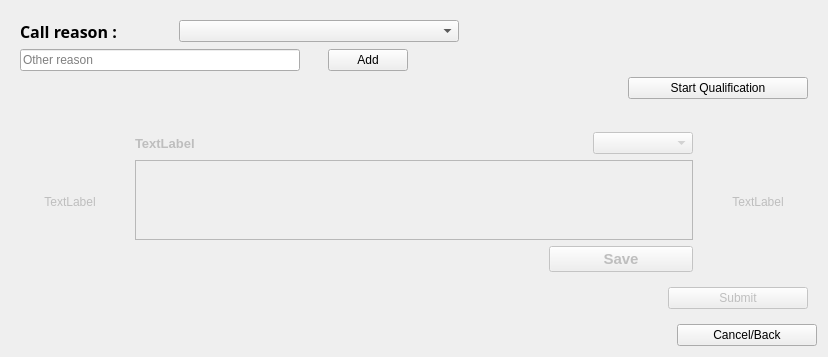
Before: the Qt Designer form ui/newqalif.ui in YassineBaghdadi/QM, drawn with Qt 5.
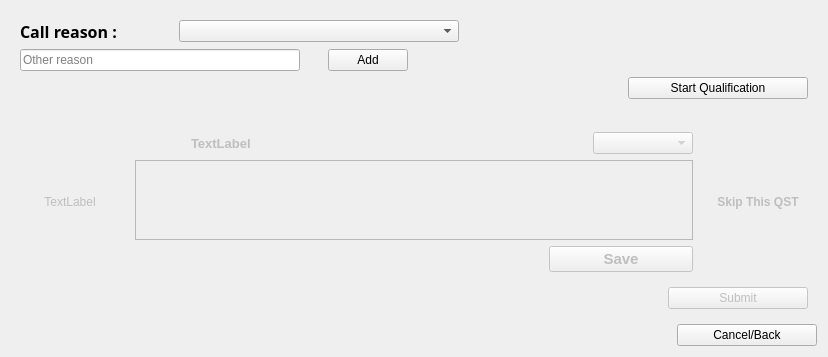
After: the same form once the commit is applied.

Patch:
```diff
--- a/ui/newqalif.ui
+++ b/ui/newqalif.ui
@@ -203,6 +203,27 @@
             <layout class="QVBoxLayout" name="verticalLayout">
              <item>
               <layout class="QHBoxLayout" name="horizontalLayout_3">
+               <item>
+                <widget class="QLabel" name="label_2">
+                 <property name="maximumSize">
+                  <size>
+                   <width>50</width>
+                   <height>16777215</height>
+                  </size>
+                 </property>
+                 <property name="font">
+                  <font>
+                   <italic>true</italic>
+                   <underline>false</underline>
+                   <strikeout>false</strikeout>
+                   <kerning>false</kerning>
+                  </font>
+                 </property>
+                 <property name="text">
+                  <string/>
+                 </property>
+                </widget>
+               </item>
                <item>
                 <widget class="QLabel" name="label_3">
                  <property name="font">
@@ -294,11 +315,17 @@
             <height>100</height>
            </size>
           </property>
+          <property name="font">
+           <font>
+            <weight>75</weight>
+            <bold>true</bold>
+           </font>
+          </property>
           <property name="cursor">
            <cursorShape>PointingHandCursor</cursorShape>
           </property>
           <property name="text">
-           <string>TextLabel</string>
+           <string>Skip This QST</string>
           </property>
           <property name="alignment">
            <set>Qt::AlignCenter</set>
```
